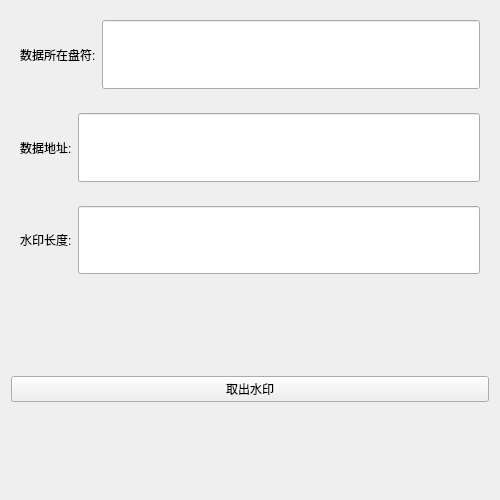
lyxiong0/xingyun-client, file TaiShi/qushuiyin.ui: the form before one commit.
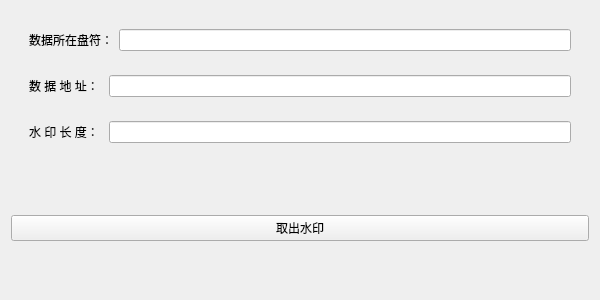
The form after the commit.

```diff
--- a/TaiShi/qushuiyin.ui
+++ b/TaiShi/qushuiyin.ui
@@ -6,13 +6,28 @@
    <rect>
     <x>0</x>
     <y>0</y>
-    <width>500</width>
-    <height>500</height>
+    <width>600</width>
+    <height>300</height>
    </rect>
   </property>
+  <property name="minimumSize">
+   <size>
+    <width>600</width>
+    <height>300</height>
+   </size>
+  </property>
+  <property name="maximumSize">
+   <size>
+    <width>1200</width>
+    <height>300</height>
+   </size>
+  </property>
   <property name="windowTitle">
    <string>Form</string>
   </property>
+  <layout class="QVBoxLayout" name="verticalLayout_2">
+   <item>
+    <widget class="QWidget" name="widget_4" native="true">
   <layout class="QVBoxLayout" name="verticalLayout">
    <item>
     <widget class="QWidget" name="widget_3" native="true">
@@ -20,7 +35,7 @@
       <item>
        <widget class="QLabel" name="label_3">
         <property name="text">
-         <string>数据所在盘符:</string>
+            <string>数据所在盘符：</string>
         </property>
        </widget>
       </item>
@@ -43,7 +58,7 @@
       <item>
        <widget class="QLabel" name="label">
         <property name="text">
-         <string>数据地址:</string>
+            <string>数 据 地 址： </string>
         </property>
        </widget>
       </item>
@@ -66,7 +81,7 @@
       <item>
        <widget class="QLabel" name="label_2">
         <property name="text">
-         <string>水印长度:</string>
+            <string>水 印 长 度： </string>
         </property>
        </widget>
       </item>
@@ -78,6 +93,9 @@
           <verstretch>0</verstretch>
          </sizepolicy>
         </property>
+          </widget>
+         </item>
+        </layout>
        </widget>
       </item>
      </layout>
```
Lines whose indentation alone changed are shown as unchanged.
